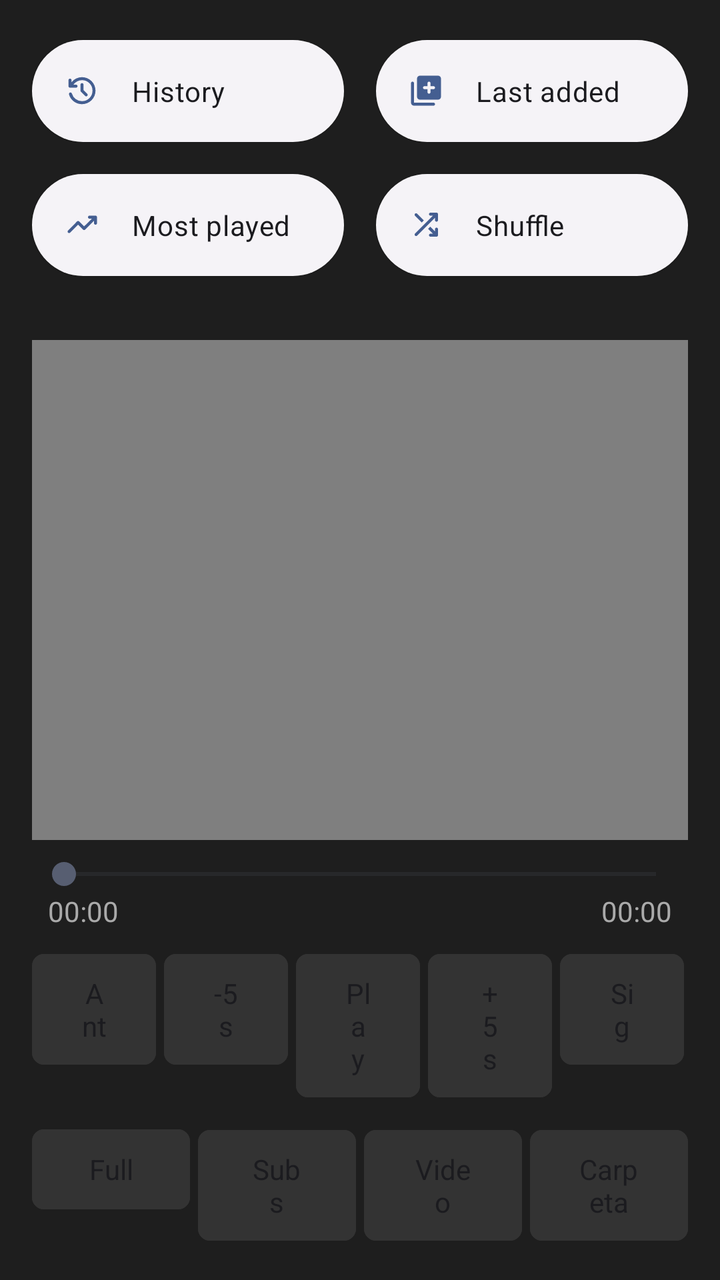
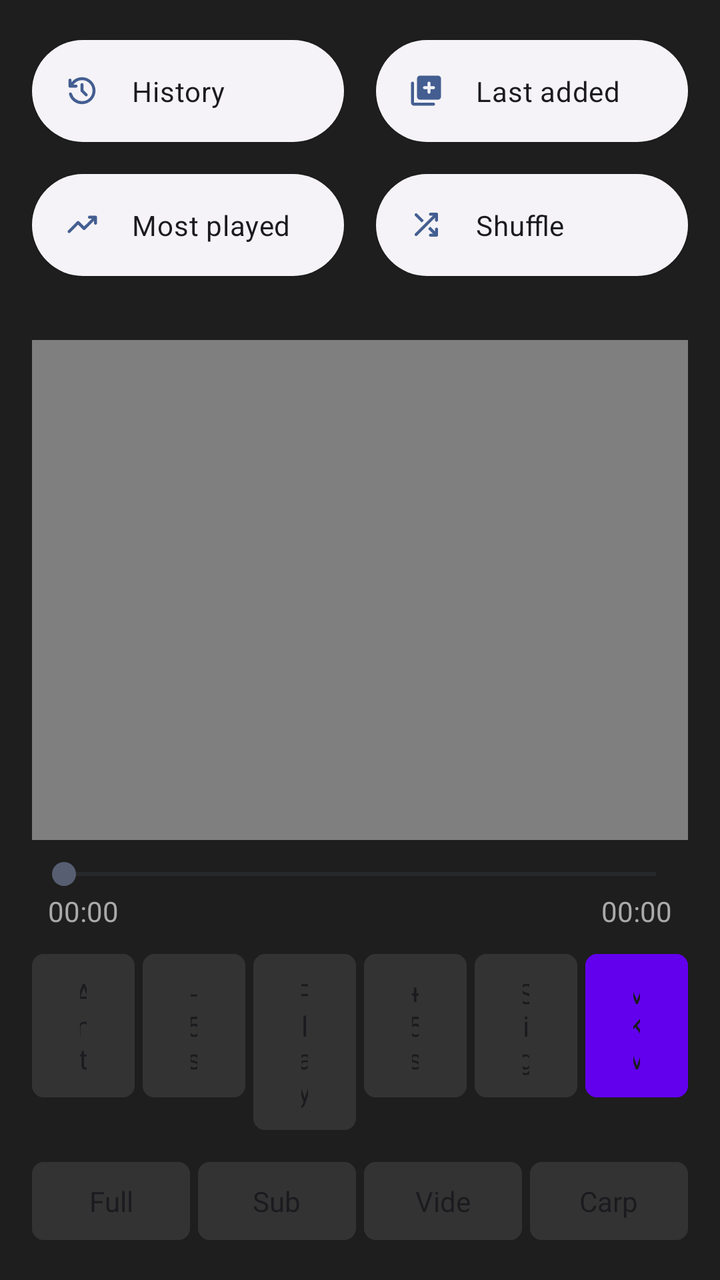

Before-and-after screenshots of an Android layout around one commit, followed by the original layout XML and the change that was made.
<!-- AndroidManifest.xml: application theme Theme.RetroMusic.MD3 -->
<!-- res/layout/home_content.xml -->
<?xml version="1.0" encoding="utf-8"?>
<LinearLayout xmlns:android="http://schemas.android.com/apk/res/android"
    android:layout_width="match_parent"
    android:layout_height="match_parent"
    android:orientation="vertical"
    android:background="#1E1E1E"
    android:focusable="true"
    android:focusableInTouchMode="true">

    <include
        android:id="@+id/abs_playlists"
        layout="@layout/abs_playlists" />

    <LinearLayout
        android:layout_width="match_parent"
        android:layout_height="wrap_content"
        android:orientation="vertical"
        android:padding="16dp">

        <FrameLayout
            android:id="@+id/videoContainer"
            android:layout_width="match_parent"
            android:layout_height="250dp"
            android:background="#000000">

            <VideoView
                android:id="@+id/videoPlayer"
                android:layout_width="match_parent"
                android:layout_height="match_parent"
                android:layout_gravity="center" />

            <TextView
                android:id="@+id/tvSubtitleOverlay"
                android:layout_width="match_parent"
                android:layout_height="wrap_content"
                android:layout_gravity="bottom|center_horizontal"
                android:gravity="center"
                android:padding="16dp"
                android:textColor="#FFFFFF"
                android:textSize="18sp" />
        </FrameLayout>

        <SeekBar
            android:id="@+id/videoSeekBar"
            android:layout_width="match_parent"
            android:layout_height="wrap_content"
            android:layout_marginTop="8dp" />

        <LinearLayout
            android:layout_width="match_parent"
            android:layout_height="wrap_content"
            android:orientation="horizontal"
            android:paddingHorizontal="8dp">
            <TextView android:id="@+id/tvCurrentTime" android:layout_width="wrap_content" android:layout_height="wrap_content" android:text="00:00" android:textColor="#AAAAAA" />
            <Space android:layout_width="0dp" android:layout_height="wrap_content" android:layout_weight="1" />
            <TextView android:id="@+id/tvTotalTime" android:layout_width="wrap_content" android:layout_height="wrap_content" android:text="00:00" android:textColor="#AAAAAA" />
        </LinearLayout>

        <LinearLayout
            android:layout_width="match_parent"
            android:layout_height="wrap_content"
            android:orientation="horizontal"
            android:weightSum="5"
            android:layout_marginTop="8dp">
            <Button android:id="@+id/btnPrevVideo" android:layout_width="0dp" android:layout_height="wrap_content" android:layout_weight="1" android:layout_marginEnd="2dp" android:backgroundTint="#333333" android:text="Ant" />
            <Button android:id="@+id/btnRewindTime" android:layout_width="0dp" android:layout_height="wrap_content" android:layout_weight="1" android:layout_marginHorizontal="2dp" android:backgroundTint="#333333" android:text="-5s" />
            <Button android:id="@+id/btnPlayPause" android:layout_width="0dp" android:layout_height="wrap_content" android:layout_weight="1" android:layout_marginHorizontal="2dp" android:backgroundTint="#333333" android:text="Play" />
            <Button android:id="@+id/btnForwardTime" android:layout_width="0dp" android:layout_height="wrap_content" android:layout_weight="1" android:layout_marginHorizontal="2dp" android:backgroundTint="#333333" android:text="+5s" />
            <Button android:id="@+id/btnNextVideo" android:layout_width="0dp" android:layout_height="wrap_content" android:layout_weight="1" android:layout_marginStart="2dp" android:backgroundTint="#333333" android:text="Sig" />
            <Button android:id="@+id/btnMixVideo" android:layout_width="0dp" android:layout_height="wrap_content" android:layout_weight="1" android:layout_marginStart="2dp" android:backgroundTint="#6200EE" android:text="MKV" />
        </LinearLayout>

        <LinearLayout
            android:layout_width="match_parent"
            android:layout_height="wrap_content"
            android:orientation="horizontal"
            android:weightSum="4"
            android:layout_marginTop="8dp">
            <Button android:id="@+id/btnFullscreen" android:layout_width="0dp" android:layout_height="wrap_content" android:layout_weight="1" android:layout_marginEnd="2dp" android:backgroundTint="#333333" android:text="Full" />
            <Button android:id="@+id/btnLoadSubtitles" android:layout_width="0dp" android:layout_height="wrap_content" android:layout_weight="1" android:layout_marginHorizontal="2dp" android:backgroundTint="#333333" android:text="Subs" />
            <Button android:id="@+id/btnOpenFile" android:layout_width="0dp" android:layout_height="wrap_content" android:layout_weight="1" android:layout_marginHorizontal="2dp" android:backgroundTint="#333333" android:text="Video" />
            <Button android:id="@+id/btnChooseFolder" android:layout_width="0dp" android:layout_height="wrap_content" android:layout_weight="1" android:layout_marginStart="2dp" android:backgroundTint="#333333" android:text="Carpeta" />
        </LinearLayout>

        <androidx.recyclerview.widget.RecyclerView
            android:id="@+id/rvDownloads"
            android:layout_width="match_parent"
            android:layout_height="wrap_content"
            android:layout_marginTop="16dp"
            android:paddingBottom="20dp"
            android:scrollbars="vertical" />
            
    </LinearLayout>
</LinearLayout>
<!-- res/layout/abs_playlists.xml (included above) -->
<?xml version="1.0" encoding="utf-8"?>
<androidx.constraintlayout.widget.ConstraintLayout xmlns:android="http://schemas.android.com/apk/res/android"
    xmlns:app="http://schemas.android.com/apk/res-auto"
    android:layout_width="match_parent"
    android:layout_height="wrap_content"
    android:orientation="vertical"
    android:paddingBottom="12dp">

    <com.google.android.material.button.MaterialButton
        android:id="@+id/history"
        style="@style/HomeActionButton"
        android:layout_width="0dp"
        android:layout_height="wrap_content"
        android:layout_marginStart="16dp"
        android:layout_marginTop="16dp"
        android:layout_marginEnd="16dp"
        android:text="@string/history"
        app:icon="@drawable/ic_history"
        app:layout_constraintEnd_toStartOf="@+id/lastAdded"
        app:layout_constraintHorizontal_bias="0.5"
        app:layout_constraintStart_toStartOf="parent"
        app:layout_constraintTop_toTopOf="parent" />

    <com.google.android.material.button.MaterialButton
        android:id="@+id/lastAdded"
        style="@style/HomeActionButton"
        android:layout_width="0dp"
        android:layout_height="wrap_content"
        android:layout_marginEnd="16dp"
        android:text="@string/last_added"
        app:icon="@drawable/ic_library_add"
        app:layout_constraintEnd_toEndOf="parent"
        app:layout_constraintHorizontal_bias="0.5"
        app:layout_constraintStart_toEndOf="@+id/history"
        app:layout_constraintTop_toTopOf="@+id/history" />

    <com.google.android.material.button.MaterialButton
        android:id="@+id/topPlayed"
        style="@style/HomeActionButton"
        android:layout_width="0dp"
        android:layout_height="wrap_content"
        android:layout_marginTop="8dp"
        android:layout_marginEnd="16dp"
        android:text="@string/my_top_tracks"
        app:icon="@drawable/ic_trending_up"
        app:layout_constraintEnd_toStartOf="@+id/actionShuffle"
        app:layout_constraintHorizontal_bias="0.5"
        app:layout_constraintStart_toStartOf="@+id/history"
        app:layout_constraintTop_toBottomOf="@+id/history" />

    <com.google.android.material.button.MaterialButton
        android:id="@+id/actionShuffle"
        style="@style/HomeActionButton"
        android:layout_width="0dp"
        android:layout_height="wrap_content"
        android:layout_marginTop="8dp"
        android:text="@string/shuffle"
        app:icon="@drawable/ic_shuffle"
        app:layout_constraintEnd_toEndOf="@+id/lastAdded"
        app:layout_constraintHorizontal_bias="0.5"
        app:layout_constraintStart_toEndOf="@+id/topPlayed"
        app:layout_constraintTop_toBottomOf="@+id/lastAdded" />

</androidx.constraintlayout.widget.ConstraintLayout>
<!-- resources referenced by this layout -->
<resources>
  <!-- drawable ic_trending_up (drawable) -->
  <vector xmlns:android="http://schemas.android.com/apk/res/android"
      android:width="24dp"
      android:height="24dp"
      android:viewportWidth="24"
      android:viewportHeight="24"
      android:tint="?attr/colorControlNormal">
    <path
        android:fillColor="@android:color/white"
        android:pathData="M2.7,17.3Q2.425,17.025 2.425,16.612Q2.425,16.2 2.7,15.9L8.7,9.85Q8.85,9.725 9.025,9.65Q9.2,9.575 9.4,9.575Q9.6,9.575 9.788,9.65Q9.975,9.725 10.1,9.85L13.4,13.15L18.6,8H17Q16.575,8 16.288,7.713Q16,7.425 16,7Q16,6.575 16.288,6.287Q16.575,6 17,6H21Q21.425,6 21.712,6.287Q22,6.575 22,7V11Q22,11.425 21.712,11.712Q21.425,12 21,12Q20.575,12 20.288,11.712Q20,11.425 20,11V9.4L14.1,15.3Q13.95,15.45 13.775,15.512Q13.6,15.575 13.4,15.575Q13.2,15.575 13.025,15.512Q12.85,15.45 12.7,15.3L9.4,12L4.075,17.325Q3.8,17.6 3.4,17.6Q3,17.6 2.7,17.3Z"/>
  </vector>
  <string name="history">History</string>
  <string name="last_added">Last added</string>
  <string name="my_top_tracks">Most played</string>
  <string name="shuffle">Shuffle</string>
  <style name="HomeActionButton" parent="Widget.Material3.Button.ElevatedButton.Icon">
          <item name="android:paddingTop">16dp</item>
          <item name="android:paddingBottom">16dp</item>
          <item name="android:textColor">?attr/colorOnSurface</item>
          <item name="shapeAppearanceOverlay">
              @style/ShapeAppearanceOverlay.Material3.FloatingActionButton
          </item>
          <item name="iconPadding">16dp</item>
          <item name="iconGravity">start</item>
          <item name="android:gravity">start|center_vertical</item>
          <item name="android:textAppearance">@style/TextViewBody2</item>
      </style>
  <style name="TextViewBody2" parent="TextAppearance.MaterialComponents.Body2" />
  <!-- drawable round_selector (drawable) -->
  <ripple xmlns:android="http://schemas.android.com/apk/res/android"
      android:color="?android:attr/colorControlHighlight">
  
      <item
          android:id="@android:id/mask"
          android:drawable="@drawable/round_selector_mask" />
  
  </ripple>
  <!-- drawable rect_selector (drawable) -->
  <?xml version="1.0" encoding="utf-8"?>
  <ripple xmlns:android="http://schemas.android.com/apk/res/android"
      android:color="?android:attr/colorControlHighlight">
  
      <item android:id="@android:id/mask">
          <shape>
              <corners android:radius="@dimen/m3_card_corner_radius" />
              <solid android:color="@color/md_green_500" />
          </shape>
      </item>
      <item>
          <selector>
              <item android:state_activated="true">
                  <shape>
                      <corners android:radius="@dimen/m3_card_corner_radius" />
                      <solid android:color="?android:attr/colorControlHighlight" />
                  </shape>
              </item>
          </selector>
      </item>
  </ripple>
  <style name="MaterialButtonTheme" parent="Widget.Material3.Button">
          <item name="cornerRadius">6dp</item>
          <item name="iconGravity">textStart</item>
          <item name="iconTint">?attr/colorControlNormal</item>
          <item name="android:textColor">?android:attr/textColorPrimary</item>
          <item name="android:textAppearance">@style/TextViewNormal</item>
          <item name="android:textAllCaps">false</item>
          <item name="android:paddingTop">@dimen/button_padding_vertical</item>
          <item name="android:paddingBottom">@dimen/button_padding_vertical</item>
      </style>
  <!-- drawable round_selector_mask (drawable) -->
  <?xml version="1.0" encoding="utf-8"?>
  <shape xmlns:android="http://schemas.android.com/apk/res/android"
      android:shape="oval">
      <solid android:color="@android:color/white" />
  </shape>
  <dimen name="m3_card_corner_radius">16dp</dimen>
  <color name="md_green_500">#4CAF50</color>
  <style name="TextViewNormal" parent="">
          <item name="android:textSize">14sp</item>
      </style>
  <dimen name="button_padding_vertical">10dp</dimen>
  <!-- unchanged entries left out for length: 4 -->
</resources>

<!-- the commit's change to res/layout/home_content.xml (unified diff, before → after) -->
@@ -56,20 +56,20 @@
             <TextView android:id="@+id/tvTotalTime" android:layout_width="wrap_content" android:layout_height="wrap_content" android:text="00:00" android:textColor="#AAAAAA" />
         </LinearLayout>
 
-        <LinearLayout
-            android:layout_width="match_parent"
-            android:layout_height="wrap_content"
-            android:orientation="horizontal"
-            android:weightSum="5"
-            android:layout_marginTop="8dp">
-            <Button android:id="@+id/btnPrevVideo" android:layout_width="0dp" android:layout_height="wrap_content" android:layout_weight="1" android:layout_marginEnd="2dp" android:backgroundTint="#333333" android:text="Ant" />
-            <Button android:id="@+id/btnRewindTime" android:layout_width="0dp" android:layout_height="wrap_content" android:layout_weight="1" android:layout_marginHorizontal="2dp" android:backgroundTint="#333333" android:text="-5s" />
-            <Button android:id="@+id/btnPlayPause" android:layout_width="0dp" android:layout_height="wrap_content" android:layout_weight="1" android:layout_marginHorizontal="2dp" android:backgroundTint="#333333" android:text="Play" />
-            <Button android:id="@+id/btnForwardTime" android:layout_width="0dp" android:layout_height="wrap_content" android:layout_weight="1" android:layout_marginHorizontal="2dp" android:backgroundTint="#333333" android:text="+5s" />
-            <Button android:id="@+id/btnNextVideo" android:layout_width="0dp" android:layout_height="wrap_content" android:layout_weight="1" android:layout_marginStart="2dp" android:backgroundTint="#333333" android:text="Sig" />
-            <Button android:id="@+id/btnMixVideo" android:layout_width="0dp" android:layout_height="wrap_content" android:layout_weight="1" android:layout_marginStart="2dp" android:backgroundTint="#6200EE" android:text="MKV" />
-        </LinearLayout>
+       <LinearLayout
+    android:layout_width="match_parent"
+    android:layout_height="wrap_content"
+    android:orientation="horizontal"
+    android:weightSum="6"
+    android:layout_marginTop="8dp">
 
+    <Button android:id="@+id/btnPrevVideo" android:layout_width="0dp" android:layout_height="wrap_content" android:layout_weight="1" android:layout_marginEnd="2dp" android:backgroundTint="#333333" android:text="Ant" />
+    <Button android:id="@+id/btnRewindTime" android:layout_width="0dp" android:layout_height="wrap_content" android:layout_weight="1" android:layout_marginHorizontal="2dp" android:backgroundTint="#333333" android:text="-5s" />
+    <Button android:id="@+id/btnPlayPause" android:layout_width="0dp" android:layout_height="wrap_content" android:layout_weight="1" android:layout_marginHorizontal="2dp" android:backgroundTint="#333333" android:text="Play" />
+    <Button android:id="@+id/btnForwardTime" android:layout_width="0dp" android:layout_height="wrap_content" android:layout_weight="1" android:layout_marginHorizontal="2dp" android:backgroundTint="#333333" android:text="+5s" />
+    <Button android:id="@+id/btnNextVideo" android:layout_width="0dp" android:layout_height="wrap_content" android:layout_weight="1" android:layout_marginHorizontal="2dp" android:backgroundTint="#333333" android:text="Sig" />
+    <Button android:id="@+id/btnMixVideo" android:layout_width="0dp" android:layout_height="wrap_content" android:layout_weight="1" android:layout_marginStart="2dp" android:backgroundTint="#6200EE" android:text="MKV" />
+</LinearLayout>
         <LinearLayout
             android:layout_width="match_parent"
             android:layout_height="wrap_content"
